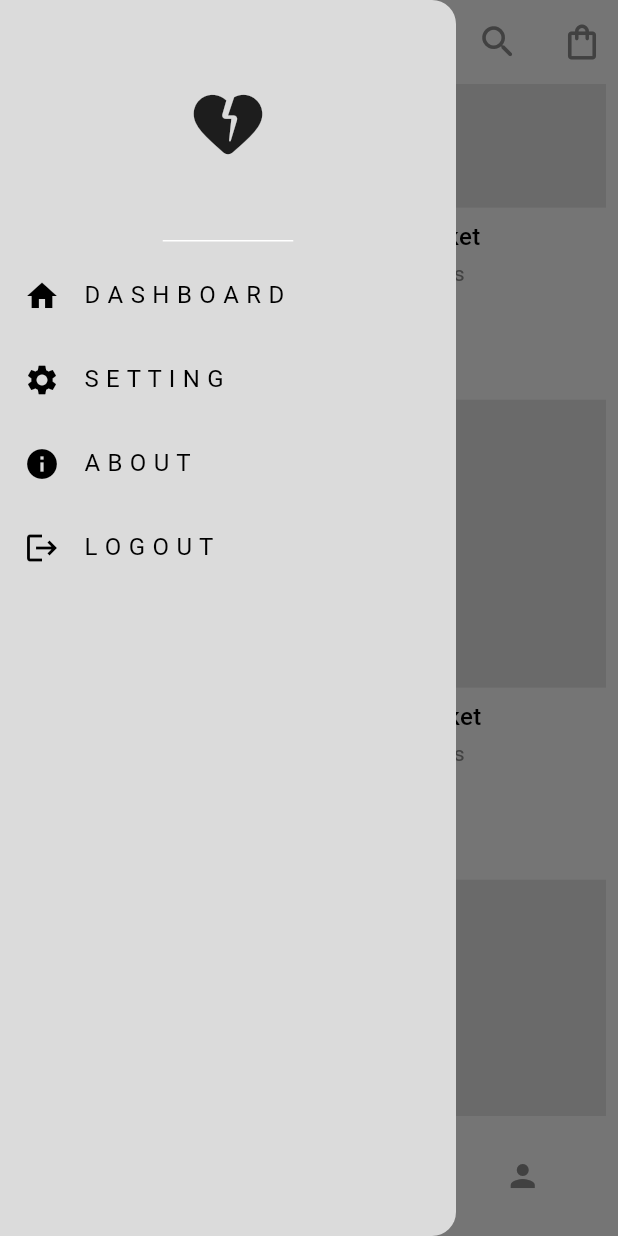
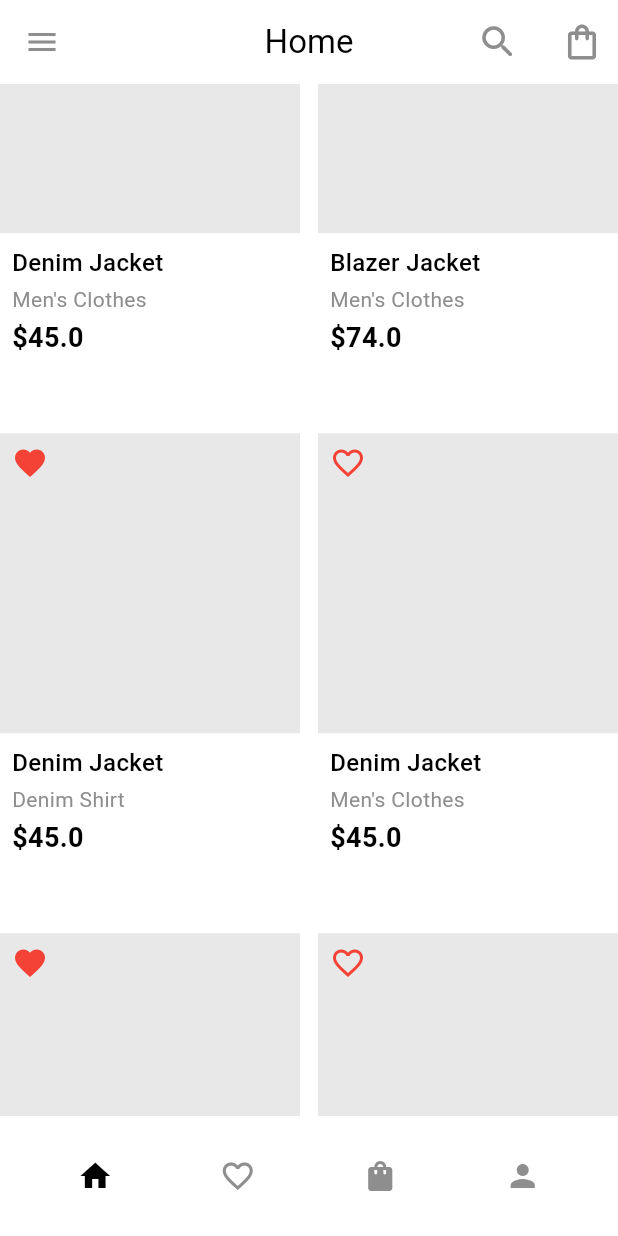
Before and after one commit to Samer-Afeef/Store-UI-UX, a Flutter app: the screen it shows after launch, scrolled down 576 dp, after a tap on the "menu" icon, on a phone screen of 412 x 824 dp. Run offline on Flutter 3.47's test engine with Material 3 defaults, Android fonts, the phone set to English and light mode, and no system bars.

Commit message:
fix the cart view

```diff
--- a/lib/controller/home_controller.dart
+++ b/lib/controller/home_controller.dart
@@ -3,36 +3,39 @@ import '../models/arrivals_model.dart';
 import '../views/arrivals_view.dart';
 
 class HomeController extends ChangeNotifier{
-
+  GlobalKey<ScaffoldState> scaffoldKey = GlobalKey();
+  openDrawer(){
+    scaffoldKey.currentState!.openDrawer();
+  }
   List<ArrivalsModel> arrivalModel = [
-    const ArrivalsModel(
+ ArrivalsModel(
         categoryName: "Men's Clothes",
-        price: "45.00",
+        price: 45.00,
         name: 'Denim Jacket',
         isFavorite: true),
-    const ArrivalsModel(
+ ArrivalsModel(
         categoryName: "Men's Clothes",
-        price: "74.00",
+        price: 74.00,
         name: 'Blazer Jacket',
         isFavorite: false),
-    const ArrivalsModel(
+ ArrivalsModel(
         categoryName: "Denim Shirt",
-        price: "45.00",
+        price: 45.00,
         name: 'Denim Jacket',
         isFavorite: true),
-    const ArrivalsModel(
+    ArrivalsModel(
         categoryName: "Men's Clothes",
-        price: "45.00",
+        price: 45.00,
         name: 'Denim Jacket',
         isFavorite: false),
-    const ArrivalsModel(
+  ArrivalsModel(
         categoryName: "Men's Clothes",
-        price: "45.00",
+        price: 45.00,
         name: 'Denim Jacket',
         isFavorite: true),
-    const ArrivalsModel(
+ ArrivalsModel(
         categoryName: "Men's Clothes",
-        price: "45.00",
+        price: 45.00,
         name: 'Denim Jacket',
         isFavorite: false),
   ];
@@ -50,7 +53,4 @@ class HomeController extends ChangeNotifier{
       builder: (context) => const ArrivalsView(),
     ));
   }
-
-
-
 }
--- a/lib/models/arrivals_model.dart
+++ b/lib/models/arrivals_model.dart
@@ -3,10 +3,11 @@
 class ArrivalsModel{
 
   final String name;
+   int? count =1;
   final String categoryName;
-  final String price;
+  double?  price;
   final  bool isFavorite;
 
 
-  const ArrivalsModel({required this.categoryName, required this.price, required this.name,required this.isFavorite});
+ ArrivalsModel({this.count,required this.categoryName, required this.price, required this.name,required this.isFavorite});
 }
--- a/lib/models/drawer_item_model.dart
+++ b/lib/models/drawer_item_model.dart
@@ -3,6 +3,5 @@ import 'package:flutter/cupertino.dart';
 class DrawerItemModel{
   final String title;
   final IconData icon;
-
   const DrawerItemModel({required this.title, required this.icon});
 }
--- a/lib/views/cart_view.dart
+++ b/lib/views/cart_view.dart
@@ -27,10 +27,14 @@ class _CartViewState extends State<CartView> {
   @override
   Widget build(BuildContext context) {
     return Scaffold(
+      appBar: AppBar(
+        title: const Text("Cart"),
+        centerTitle: true,
+      ),
       body: ListView(
         children: [
           Container(
-            margin: const EdgeInsets.all(8.0),
+            margin: const EdgeInsets.symmetric(horizontal: 8.0),
             child: ListView.builder(
               shrinkWrap: true,
               physics: const NeverScrollableScrollPhysics(),
@@ -105,7 +109,7 @@ class _CartViewState extends State<CartView> {
                                   textColor: AppColors.grey,
                                   elevation: 0.0,
                                   onPressed: () {
-                                    _controller.increment();
+                                    _controller.increment(index);
                                   },
                                   child: const Text("+",
                                       style: TextStyle(
@@ -118,7 +122,7 @@ class _CartViewState extends State<CartView> {
                                 padding:
                                     const EdgeInsets.symmetric(horizontal: 5.0),
                                 child: Text(
-                                  " ${_controller.count} ",
+                                  " ${_controller.arrivalModel[index].count} ",
                                   style: const TextStyle(
                                       color: AppColors.black,
                                       fontWeight: FontWeight.bold),
@@ -138,7 +142,7 @@ class _CartViewState extends State<CartView> {
                                   shape: RoundedRectangleBorder(
                                       borderRadius: BorderRadius.circular(2.0)),
                                   onPressed: () {
-                                    _controller.decrease();
+                                    _controller.decrease(index);
                                   },
                                   child: const Text("-",
                                       style: TextStyle(
@@ -158,11 +162,11 @@ class _CartViewState extends State<CartView> {
           CustomListOfOrderPrices(arrivalModel: _controller.arrivalModel),
           CustomCardDeliveryCharge(
               arrivalModel: _controller.arrivalModel,
-              deliveryCharge: _controller.deliveryCharge),
+              deliveryCharge: _controller.deliveryCharge.toString()),
           const Padding(
               padding: EdgeInsets.symmetric(horizontal: 20), child: Divider()),
           CustomCardOrderTotal(
-              arrivalModel: _controller.arrivalModel, total: _controller.total),
+              arrivalModel: _controller.arrivalModel, total: "${_controller.total}"),
         ],
       ),
       bottomNavigationBar: CustomButton(
--- a/lib/views/home_dashboard.dart
+++ b/lib/views/home_dashboard.dart
@@ -29,42 +29,7 @@ class _HomeDashBoardState extends State<HomeDashBoard> {
     return Scaffold(
       key: _boardController.scaffoldKey,
       drawer: const CustomDrawer(),
-      appBar: AppBar(
-        leading: GestureDetector(
-            onTap: () {
-              _boardController.openDrawer();
-            },
-            child: const Icon(
-              Icons.menu,
-              color: AppColors.grey,
-            )),
-        centerTitle: true,
-        title: const Text(
-          "Home",
-          style: TextStyle(color: AppColors.black),
-        ),
-        actions: [
-          IconButton(
-            onPressed: () {},
-            icon: const Icon(
-              Icons.search_rounded,
-              size: 28,
-              color: AppColors.grey,
-            ),
-          ),
-          const SizedBox(
-            width: 8.0,
-          ),
-          IconButton(
-            onPressed: () {},
-            icon: const Icon(
-              Icons.shopping_bag_outlined,
-              size: 28,
-              color: AppColors.grey,
-            ),
-          )
-        ],
-      ),
+
       body: IndexedStack(index: _boardController.currentTap, children:_boardController.listPages),
       bottomNavigationBar: BottomAppBar(
         elevation: 0.0,
--- a/lib/views/home_view.dart
+++ b/lib/views/home_view.dart
@@ -27,11 +27,44 @@ class _HomeViewState extends State<HomeView> {
   @override
   Widget build(BuildContext context) {
     double width = MediaQuery.of(context).size.width;
-    return Padding(
-      padding: const EdgeInsets.symmetric(
-        horizontal: 8.0,
+    return Scaffold(
+      appBar: AppBar(
+        leading: GestureDetector(
+            onTap: () {
+              _controller.openDrawer();
+            },
+            child: const Icon(
+              Icons.menu,
+              color: AppColors.grey,
+            )),
+        centerTitle: true,
+        title: const Text(
+          "Home",
+          style: TextStyle(color: AppColors.black),
+        ),
+        actions: [
+          IconButton(
+            onPressed: () {},
+            icon: const Icon(
+              Icons.search_rounded,
+              size: 28,
+              color: AppColors.grey,
+            ),
+          ),
+          const SizedBox(
+            width: 8.0,
+          ),
+          IconButton(
+            onPressed: () {},
+            icon: const Icon(
+              Icons.shopping_bag_outlined,
+              size: 28,
+              color: AppColors.grey,
+            ),
+          )
+        ],
       ),
-      child: ListView(
+      body: ListView(
         children: [
           AspectRatio(
             aspectRatio: 16 / 9,
--- a/lib/widgets/cart/custom_list_of_order_prices.dart
+++ b/lib/widgets/cart/custom_list_of_order_prices.dart
@@ -32,7 +32,7 @@ class CustomListOfOrderPrices extends StatelessWidget {
                   child:  Text(arrivalModel[index].name, style: const TextStyle(fontSize: 16 ,color: AppColors.grey))),
               Container(
                   padding: const EdgeInsets.symmetric(horizontal: 20),
-                  child: Text(arrivalModel[index].price, style: const TextStyle(fontSize: 18,  fontWeight: FontWeight.bold,
+                  child: Text(arrivalModel[index].price.toString(), style: const TextStyle(fontSize: 18,  fontWeight: FontWeight.bold,
                       color: AppColors.black))),
             ],
           );
```
Also changed, not shown: lib/controller/arrivals_controller.dart (+12 -12 lines), lib/controller/cart_controller.dart (+10 -11 lines), pubspec.lock.
